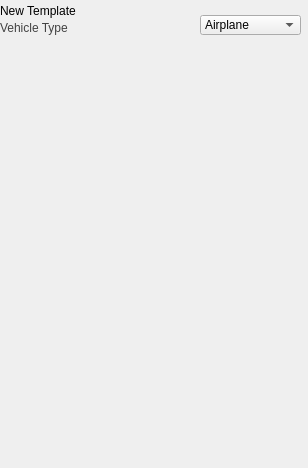
Old version of the form Displays/config_materials/UI/newvehicledialog.ui in the repository ammelto/Stabilis-GUI.
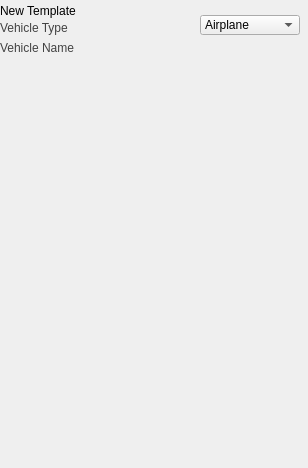
New version of the form.

The edit to the form file:
```diff
--- a/Displays/config_materials/UI/newvehicledialog.ui
+++ b/Displays/config_materials/UI/newvehicledialog.ui
@@ -52,7 +52,7 @@
     <rect>
      <x>200</x>
      <y>15</y>
-     <width>101</width>
+     <width>100</width>
      <height>20</height>
     </rect>
    </property>
@@ -76,6 +76,34 @@
     </property>
    </item>
   </widget>
+  <widget class="QLabel" name="nameDetail">
+   <property name="geometry">
+    <rect>
+     <x>0</x>
+     <y>40</y>
+     <width>200</width>
+     <height>15</height>
+    </rect>
+   </property>
+   <property name="styleSheet">
+    <string notr="true">QLabel{
+	color: #424242
+}</string>
+   </property>
+   <property name="text">
+    <string>Vehicle Name</string>
+   </property>
+  </widget>
+  <widget class="QWidget" name="nameValue" native="true">
+   <property name="geometry">
+    <rect>
+     <x>200</x>
+     <y>40</y>
+     <width>100</width>
+     <height>15</height>
+    </rect>
+   </property>
+  </widget>
  </widget>
  <resources/>
  <connections/>
```
Left out of the diff: 3 changed lines with no effect on the pictures.
